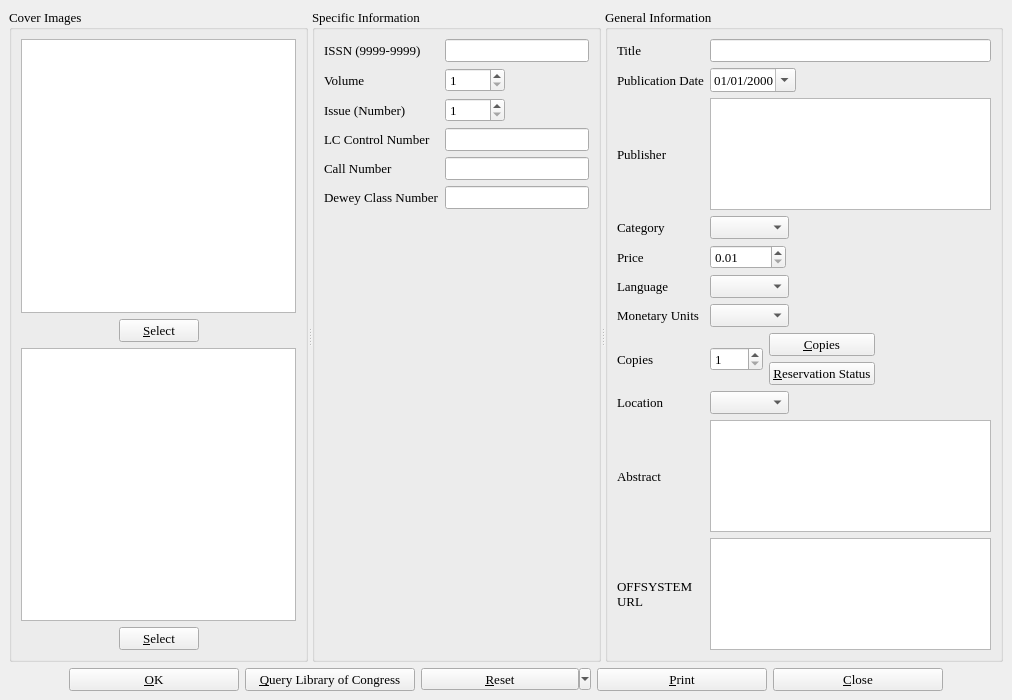
The window that maginfo.ui (textbrowser/biblioteq) describes before a commit, drawn with Qt 5.
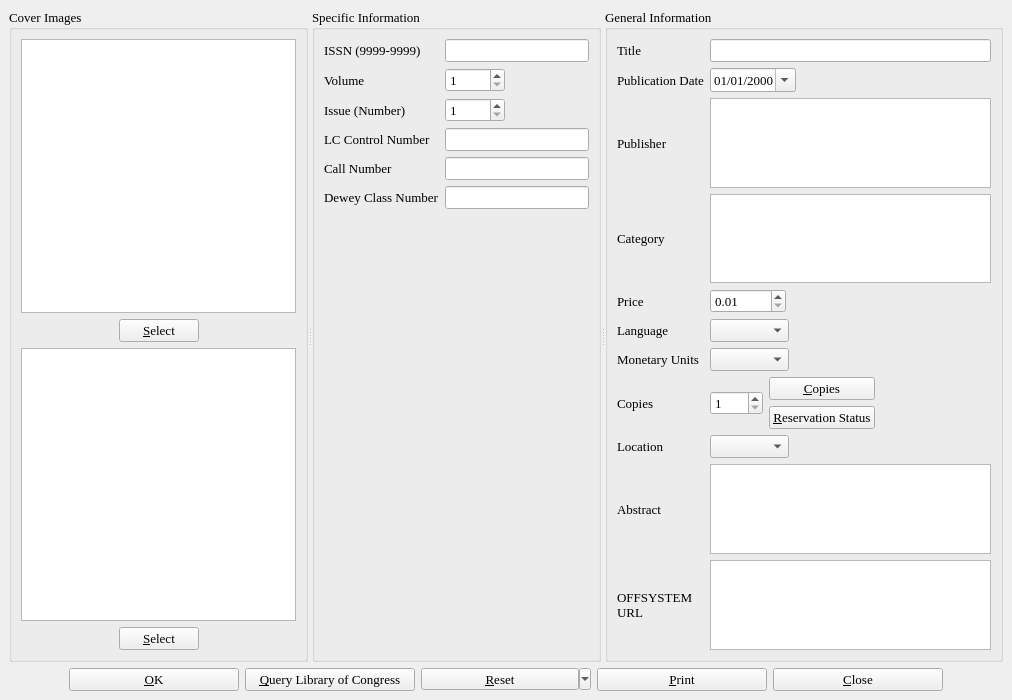
The same window after the commit. Icons and pictures are not drawn. Custom widgets are drawn as their Qt base class.

Diff of the .ui file:
```diff
--- a/maginfo.ui
+++ b/maginfo.ui
@@ -526,38 +526,6 @@
           </property>
          </widget>
         </item>
-        <item row="3" column="1" >
-         <layout class="QHBoxLayout" >
-          <item>
-           <widget class="QComboBox" name="category" >
-            <property name="font" >
-             <font>
-              <family>Times</family>
-              <pointsize>10</pointsize>
-              <weight>50</weight>
-              <italic>false</italic>
-              <bold>false</bold>
-              <underline>false</underline>
-              <strikeout>false</strikeout>
-             </font>
-            </property>
-           </widget>
-          </item>
-          <item>
-           <spacer>
-            <property name="orientation" >
-             <enum>Qt::Horizontal</enum>
-            </property>
-            <property name="sizeHint" >
-             <size>
-              <width>40</width>
-              <height>20</height>
-             </size>
-            </property>
-           </spacer>
-          </item>
-         </layout>
-        </item>
         <item row="4" column="0" >
          <widget class="QLabel" name="label_16" >
           <property name="font" >
@@ -893,6 +861,19 @@
           </property>
          </widget>
         </item>
+        <item row="3" column="1" >
+         <widget class="hyperlinked_text_edit" name="category" >
+          <property name="readOnly" >
+           <bool>false</bool>
+          </property>
+          <property name="textInteractionFlags" >
+           <set>Qt::LinksAccessibleByKeyboard|Qt::LinksAccessibleByMouse|Qt::NoTextInteraction|Qt::TextBrowserInteraction|Qt::TextEditable|Qt::TextEditorInteraction|Qt::TextSelectableByKeyboard|Qt::TextSelectableByMouse</set>
+          </property>
+          <property name="openLinks" >
+           <bool>false</bool>
+          </property>
+         </widget>
+        </item>
        </layout>
       </widget>
      </widget>
```
